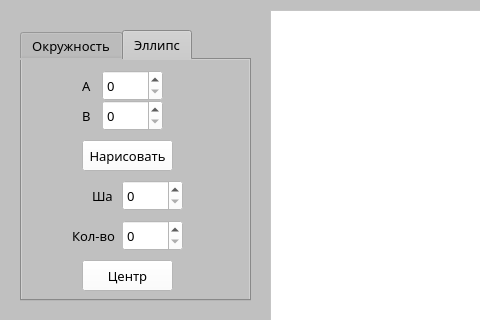
This is lab04/lab04/mainwindow.ui in Marshality/computer-graphics as Qt 5 draws it before an edit; both pictures show x 0 to 480 and y 0 to 320 of the 963 by 651 pixel window. The edited form follows.
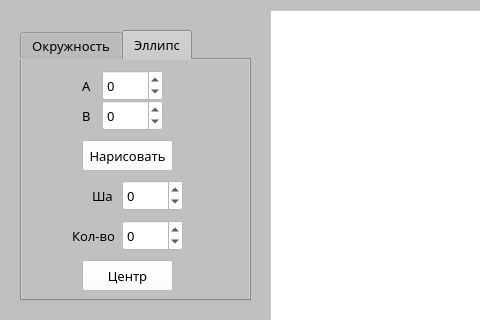
This is the edited form. The open tabs and pages were chosen to show the change.

What changed in the file:
```diff
--- a/lab04/lab04/mainwindow.ui
+++ b/lab04/lab04/mainwindow.ui
@@ -272,6 +272,12 @@
       <property name="styleSheet">
        <string notr="true">background: white</string>
       </property>
+      <property name="minimum">
+       <number>-99999</number>
+      </property>
+      <property name="maximum">
+       <number>99999</number>
+      </property>
      </widget>
      <widget class="QSpinBox" name="bSpin">
       <property name="geometry">
@@ -285,6 +291,12 @@
       <property name="styleSheet">
        <string notr="true">background: white</string>
       </property>
+      <property name="minimum">
+       <number>-99999</number>
+      </property>
+      <property name="maximum">
+       <number>99999</number>
+      </property>
      </widget>
      <widget class="QLabel" name="label_4">
       <property name="geometry">
@@ -385,6 +397,12 @@
       <property name="styleSheet">
        <string notr="true">background: white</string>
       </property>
+      <property name="minimum">
+       <number>-99999</number>
+      </property>
+      <property name="maximum">
+       <number>99999</number>
+      </property>
      </widget>
      <widget class="QLabel" name="label_6">
       <property name="geometry">
@@ -411,6 +429,12 @@
       <property name="styleSheet">
        <string notr="true">background: white</string>
       </property>
+      <property name="minimum">
+       <number>-99999</number>
+      </property>
+      <property name="maximum">
+       <number>99999</number>
+      </property>
      </widget>
     </widget>
    </widget>
```
Left out of the diff: 20 changed lines with no effect on the pictures.
